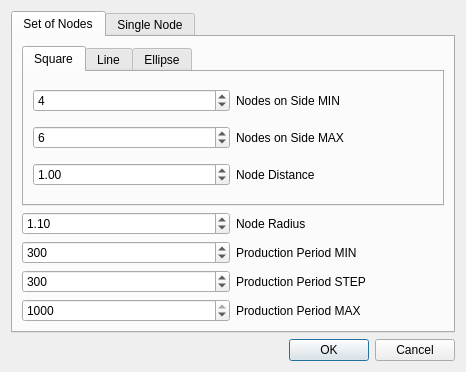
Before: the Qt Designer form examples/wifi/GUI/addnodewindow.ui in balsini/metasim, drawn with Qt 5.
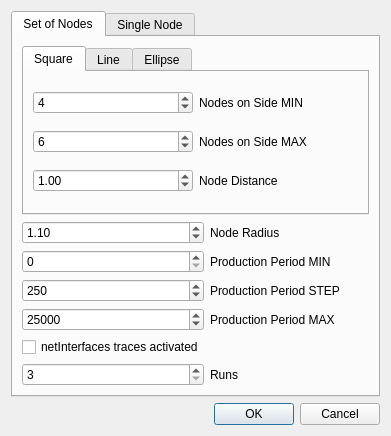
After: the same form once the commit is applied.

```diff
--- a/examples/wifi/GUI/addnodewindow.ui
+++ b/examples/wifi/GUI/addnodewindow.ui
@@ -6,8 +6,8 @@
    <rect>
     <x>0</x>
     <y>0</y>
-    <width>466</width>
-    <height>349</height>
+    <width>391</width>
+    <height>436</height>
    </rect>
   </property>
   <property name="windowTitle">
@@ -24,6 +24,20 @@
        <string>Set of Nodes</string>
       </attribute>
       <layout class="QGridLayout" name="gridLayout_2">
+       <item row="9" column="1">
+        <widget class="QLabel" name="label_13">
+         <property name="text">
+          <string>Production Period MAX</string>
+         </property>
+        </widget>
+       </item>
+       <item row="8" column="1">
+        <widget class="QLabel" name="label_17">
+         <property name="text">
+          <string>Production Period STEP</string>
+         </property>
+        </widget>
+       </item>
        <item row="3" column="0" colspan="2">
         <widget class="QTabWidget" name="tabNodeSetArrange">
          <property name="currentIndex">
@@ -185,13 +199,13 @@
        <item row="6" column="0">
         <widget class="QSpinBox" name="setNodePeriodMin">
          <property name="minimum">
-          <number>1</number>
+          <number>0</number>
          </property>
          <property name="maximum">
-          <number>99999</number>
+          <number>70000</number>
          </property>
          <property name="value">
-          <number>300</number>
+          <number>0</number>
          </property>
         </widget>
        </item>
@@ -201,10 +215,10 @@
           <number>1</number>
          </property>
          <property name="maximum">
-          <number>99999</number>
+          <number>70000</number>
          </property>
          <property name="value">
-          <number>300</number>
+          <number>250</number>
          </property>
         </widget>
        </item>
@@ -215,23 +229,10 @@
          </property>
         </widget>
        </item>
-       <item row="9" column="1">
-        <widget class="QLabel" name="label_13">
+       <item row="5" column="1">
+        <widget class="QLabel" name="label">
          <property name="text">
-          <string>Production Period MAX</string>
-         </property>
-        </widget>
-       </item>
-       <item row="9" column="0">
-        <widget class="QSpinBox" name="setNodePeriodMax">
-         <property name="minimum">
-          <number>2</number>
-         </property>
-         <property name="maximum">
-          <number>1000</number>
-         </property>
-         <property name="value">
-          <number>1000</number>
+          <string>Node Radius</string>
          </property>
         </widget>
        </item>
@@ -248,17 +249,43 @@
          </property>
         </widget>
        </item>
-       <item row="5" column="1">
-        <widget class="QLabel" name="label">
+       <item row="10" column="0">
+        <widget class="QCheckBox" name="setNodeTraces">
          <property name="text">
-          <string>Node Radius</string>
+          <string>netInterfaces traces activated</string>
          </property>
         </widget>
        </item>
-       <item row="8" column="1">
-        <widget class="QLabel" name="label_17">
+       <item row="9" column="0">
+        <widget class="QSpinBox" name="setNodePeriodMax">
+         <property name="minimum">
+          <number>0</number>
+         </property>
+         <property name="maximum">
+          <number>70000</number>
+         </property>
+         <property name="value">
+          <number>25000</number>
+         </property>
+        </widget>
+       </item>
+       <item row="11" column="0">
+        <widget class="QSpinBox" name="setNodeRuns">
+         <property name="minimum">
+          <number>3</number>
+         </property>
+         <property name="maximum">
+          <number>100</number>
+         </property>
+         <property name="value">
+          <number>3</number>
+         </property>
+        </widget>
+       </item>
+       <item row="11" column="1">
+        <widget class="QLabel" name="label_18">
          <property name="text">
-          <string>Production Period STEP</string>
+          <string>Runs</string>
          </property>
         </widget>
        </item>
```
